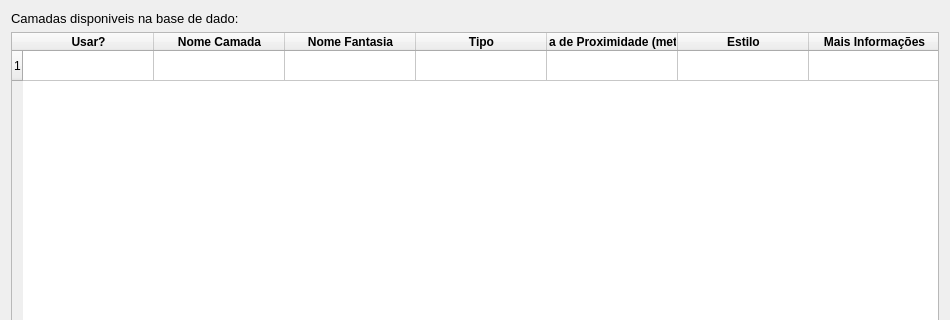
Before: the Qt Designer form settings/config_layers.ui in spuhub/prisma, drawn with Qt 5; both pictures show x 0 to 950 and y 0 to 320 of the 950 by 518 pixel window.
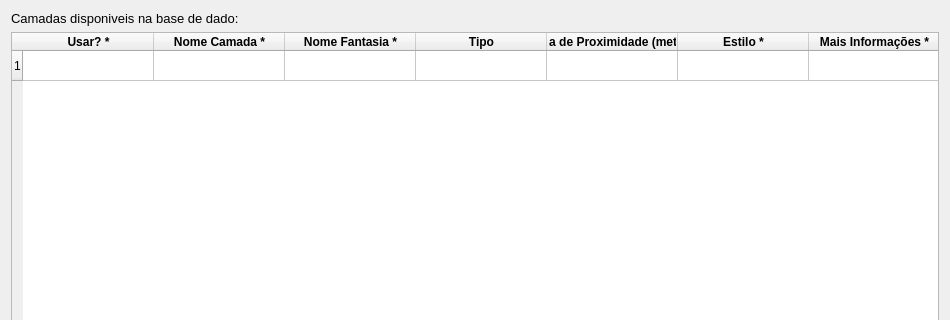
After: the same form once the commit is applied.

Commit message: aceitar arquivos .qml como estilo

```diff
--- a/settings/config_layers.ui
+++ b/settings/config_layers.ui
@@ -62,7 +62,7 @@
      </row>
      <column>
       <property name="text">
-       <string>Usar?</string>
+       <string>Usar? *</string>
       </property>
       <property name="font">
        <font>
@@ -76,7 +76,7 @@
      </column>
      <column>
       <property name="text">
-       <string>Nome Camada</string>
+       <string>Nome Camada *</string>
       </property>
       <property name="font">
        <font>
@@ -90,7 +90,7 @@
      </column>
      <column>
       <property name="text">
-       <string>Nome Fantasia</string>
+       <string>Nome Fantasia *</string>
       </property>
       <property name="font">
        <font>
@@ -132,7 +132,7 @@
      </column>
      <column>
       <property name="text">
-       <string>Estilo</string>
+       <string>Estilo *</string>
       </property>
       <property name="font">
        <font>
@@ -146,7 +146,7 @@
      </column>
      <column>
       <property name="text">
-       <string>Mais Informações</string>
+       <string>Mais Informações *</string>
       </property>
       <property name="font">
        <font>
```
The commit also changes 7 other files.
